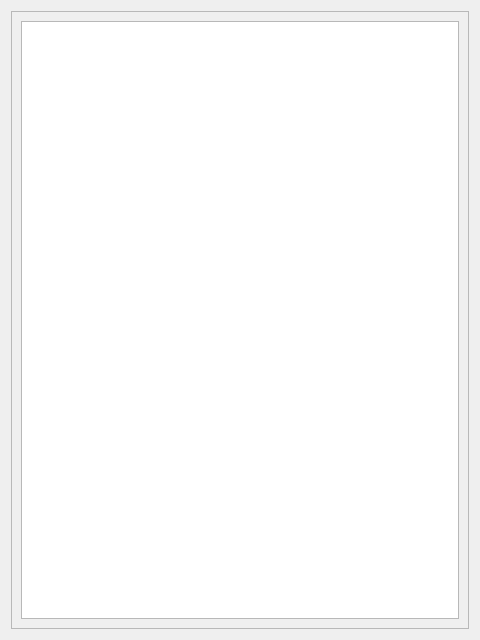
This is src/pulsarlist.ui in vtyulb/BSA-Analytics as Qt 5 draws it before an edit. The edited form follows.
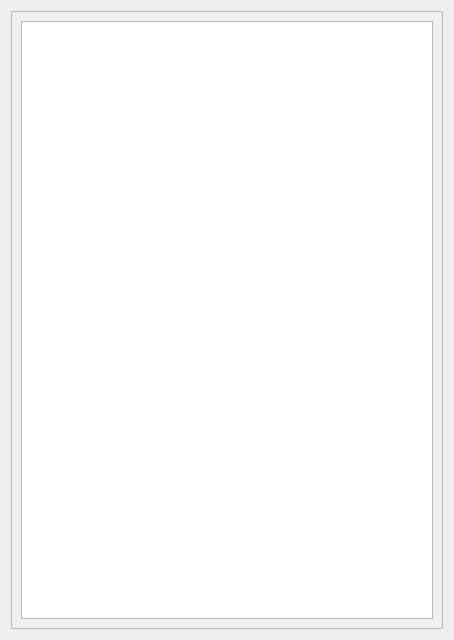
This is the edited form.

Patch:
```diff
--- a/src/pulsarlist.ui
+++ b/src/pulsarlist.ui
@@ -6,10 +6,16 @@
    <rect>
     <x>0</x>
     <y>0</y>
-    <width>480</width>
+    <width>454</width>
     <height>640</height>
    </rect>
   </property>
+  <property name="sizePolicy">
+   <sizepolicy hsizetype="Ignored" vsizetype="Ignored">
+    <horstretch>0</horstretch>
+    <verstretch>0</verstretch>
+   </sizepolicy>
+  </property>
   <property name="windowTitle">
    <string>Pulsar list</string>
   </property>
@@ -24,7 +30,7 @@
        <rect>
         <x>0</x>
         <y>0</y>
-        <width>460</width>
+        <width>434</width>
         <height>620</height>
        </rect>
       </property>
```
